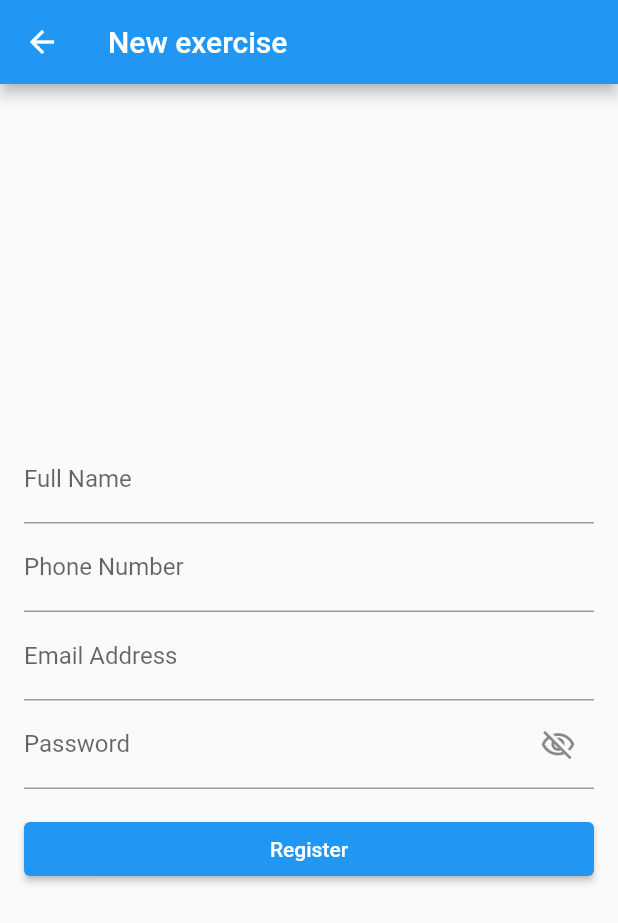
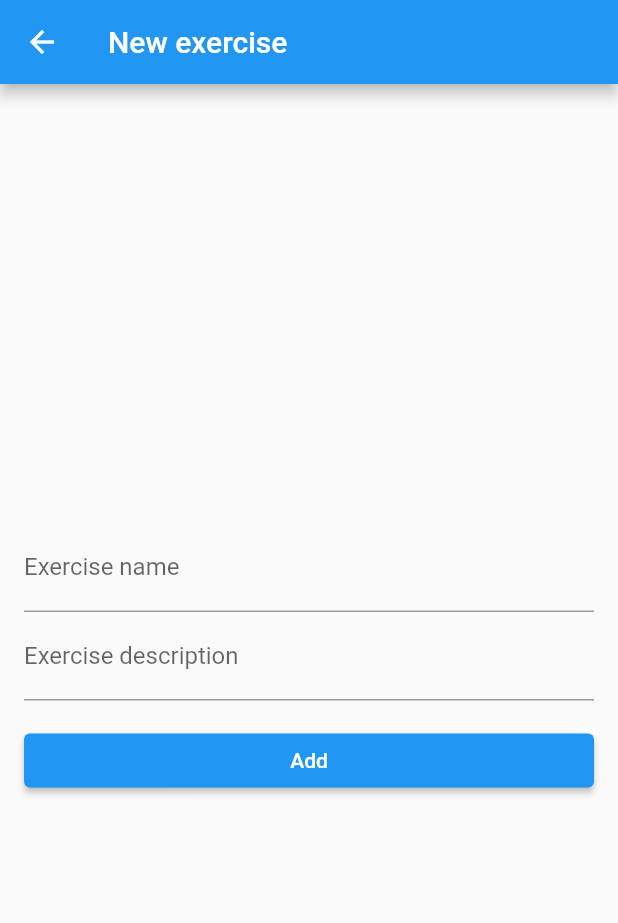
Before and after one commit to pablintino/training-app, a Flutter app: the NewExerciseScreenWidget screen opened directly, on a phone screen of 412 x 824 dp. Shown: the top 923 px of the screen. Run offline on Flutter 3.47's test engine with Material 2 defaults, Android fonts, the phone set to English and light mode, and no system bars; our stand-ins replace bloc, equatable, flutter_bloc, flutter_secure_storage, get_it; missing offline and left inert: flutter_appauth; accounts and stored records are empty; network calls fail.

```diff
--- a/lib/blocs/auth/auth_state.dart
+++ b/lib/blocs/auth/auth_state.dart
@@ -16,10 +16,9 @@ class AuthenticatingState extends AuthState {
 
 class AuthenticatedState extends AuthState {
   final UserInfo userInfo;
-  final String accessToken;
 
-  AuthenticatedState(this.userInfo, this.accessToken);
+  AuthenticatedState(this.userInfo);
 
   @override
-  List<Object> get props => [userInfo, accessToken];
+  List<Object> get props => [userInfo];
 }
--- a/lib/repositories/exercises_repository.dart
+++ b/lib/repositories/exercises_repository.dart
@@ -2,16 +2,18 @@ import 'dart:convert';
 
 import 'package:flutter/foundation.dart';
 import 'package:http/http.dart' as http;
+import 'package:training_app/app_config.dart';
 import 'package:training_app/models/exercises_models.dart';
 
 class ExercisesRepository {
   static const int _perPage = 10;
+  final appConfig = AppConfigLoader().instance;
 
   Future<List<Exercise>> getExercises(int page) async {
     try {
       final response = await http.get(
         Uri.parse(
-            'http://10.10.80.106:8080/api/v1/exercises?page=$page&size=$_perPage'),
+            '${appConfig.apiUrl}/api/v1/exercises?page=$page&size=$_perPage'),
       );
 
       if (response.statusCode == 200) {
@@ -28,7 +30,7 @@ class ExercisesRepository {
   Future<Exercise> createExercise(Exercise exercise) async {
     try {
       final response = await http.post(
-        Uri.parse('http://10.10.80.106:8080/api/v1/exercises'),
+        Uri.parse('${appConfig.apiUrl}/api/v1/exercises'),
         headers: <String, String>{
           'Content-Type': 'application/json; charset=UTF-8',
         },
--- a/lib/widgets/new_exercise_screen_widget/bloc/exercise_create_bloc.dart
+++ b/lib/widgets/new_exercise_screen_widget/bloc/exercise_create_bloc.dart
@@ -2,6 +2,7 @@ import 'dart:async';
 
 import 'package:bloc/bloc.dart';
 import 'package:equatable/equatable.dart';
+import 'package:training_app/models/exercises_models.dart';
 
 part 'exercise_create_event.dart';
 part 'exercise_create_state.dart';
--- a/lib/widgets/new_exercise_screen_widget/bloc/exercise_create_event.dart
+++ b/lib/widgets/new_exercise_screen_widget/bloc/exercise_create_event.dart
@@ -3,3 +3,12 @@ part of 'exercise_create_bloc.dart';
 abstract class ExerciseCreateEvent extends Equatable {
   const ExerciseCreateEvent();
 }
+
+class NewExerciseCreateEvent extends Equatable {
+  final Exercise exercise;
+
+  NewExerciseCreateEvent(this.exercise);
+
+  @override
+  List<Object?> get props => [exercise];
+}
--- a/lib/widgets/new_exercise_screen_widget/new_exercise_widget.dart
+++ b/lib/widgets/new_exercise_screen_widget/new_exercise_widget.dart
@@ -1,32 +1,30 @@
 import 'package:flutter/material.dart';
+import 'package:flutter_bloc/flutter_bloc.dart';
+import 'package:training_app/models/exercises_models.dart';
+import 'package:training_app/widgets/new_exercise_screen_widget/bloc/exercise_create_bloc.dart';
 
 class NewExerciseScreenWidget extends StatefulWidget {
   @override
-  _NewExerciseScreenWidgetState createState() => _NewExerciseScreenWidgetState();
+  _NewExerciseScreenWidgetState createState() =>
+      _NewExerciseScreenWidgetState();
 }
 
 class _NewExerciseScreenWidgetState extends State<NewExerciseScreenWidget> {
   final _formKey = GlobalKey<FormState>();
 
   final FocusNode _nameFocusNode = FocusNode();
-  final FocusNode _phoneFocusNode = FocusNode();
-  final FocusNode _emailFocusNode = FocusNode();
-  final FocusNode _passwordFocusNode = FocusNode();
+  final FocusNode _descriptionFocusNode = FocusNode();
 
   final TextEditingController _nameController = TextEditingController();
-  final TextEditingController _phoneController = TextEditingController();
-  final TextEditingController _emailController = TextEditingController();
-  final TextEditingController _passwordController = TextEditingController();
+  final TextEditingController _descriptionController = TextEditingController();
+  final ExerciseCreateBloc _exerciseCreateBloc = ExerciseCreateBloc();
 
   _submitForm() {
     if (_formKey.currentState != null && _formKey.currentState!.validate()) {
-      final user = {
-        'name': _nameController.text,
-        'phone': _phoneController.text,
-        'email': _emailController.text,
-        'password': _passwordController.text,
-      };
-      print(user.toString());
+      final Exercise exercise = Exercise(
+          name: _nameController.text, description: _descriptionController.text);
+
+      print(exercise.toString());
 
       // If the form passes validation, display a Snackbar.
       ScaffoldMessenger.of(context)
@@ -61,68 +59,29 @@ class _NewExerciseScreenWidgetState extends State<NewExerciseScreenWidget> {
             padding: EdgeInsets.symmetric(
               horizontal: 16,
             ),
-          child: Form(
+            child: BlocConsumer<ExerciseCreateBloc, ExerciseCreateState>(
+              bloc: _exerciseCreateBloc,
+              listener: (ctx, state) => {},
+              builder: (ctx, state) => _buildForm(ctx),
+            )),
+      ),
+    );
+  }
+
+  Form _buildForm(BuildContext context) {
+    return Form(
       key: _formKey,
       child: Column(
         mainAxisAlignment: MainAxisAlignment.center,
         children: <Widget>[
-                TextFormField(
-                  focusNode: _nameFocusNode,
-                  controller: _nameController,
-                  keyboardType: TextInputType.name,
-                  textInputAction: TextInputAction.next,
-                  validator: _validateInput,
-                  onFieldSubmitted: (String value) {
-                    _nextFocus(_phoneFocusNode);
-                  },
-                  decoration: InputDecoration(
-                    hintText: 'Enter your full name',
-                    labelText: 'Full Name',
-                  ),
-                ),
-                TextFormField(
-                  focusNode: _phoneFocusNode,
-                  controller: _phoneController,
-                  keyboardType: TextInputType.phone,
-                  textInputAction: TextInputAction.next,
-                  validator: _validateInput,
-                  onFieldSubmitted: (String value) {
-                    _nextFocus(_emailFocusNode);
-                  },
-                  decoration: InputDecoration(
-                    hintText: 'Enter your phone number',
-                    labelText: 'Phone Number',
-                  ),
-                ),
-                TextFormField(
-                  focusNode: _emailFocusNode,
-                  controller: _emailController,
-                  keyboardType: TextInputType.emailAddress,
-                  textInputAction: TextInputAction.next,
-                  validator: _validateInput,
-                  onFieldSubmitted: (String value) {
-                    _nextFocus(_passwordFocusNode);
-                  },
-                  decoration: InputDecoration(
-                    hintText: 'Enter your email address',
-                    labelText: 'Email Address',
-                  ),
-                ),
-                TextFormField(
-                  focusNode: _passwordFocusNode,
-                  controller: _passwordController,
-                  keyboardType: TextInputType.text,
-                  textInputAction: TextInputAction.done,
-                  obscureText: true,
-                  validator: _validateInput,
-                  onFieldSubmitted: (String value) {
-                    _submitForm();
-                  },
-                  decoration: InputDecoration(
-                      hintText: 'Enter your password',
-                      labelText: 'Password',
-                      suffixIcon: Icon(Icons.visibility_off_outlined)),
-                ),
+          _buildFormTextField('Name', 'Exercise name', _nameFocusNode,
+              _nameController, (_) => _nextFocus(_descriptionFocusNode)),
+          _buildFormTextField(
+              'Description',
+              'Exercise description',
+              _descriptionFocusNode,
+              _descriptionController,
+              (_) => _submitForm()),
           Row(
             children: [
               Expanded(
@@ -132,7 +91,7 @@ class _NewExerciseScreenWidgetState extends State<NewExerciseScreenWidget> {
                   ),
                   child: ElevatedButton(
                     onPressed: _submitForm,
-                          child: Text('Register'),
+                    child: Text('Add'),
                   ),
                 ),
               ),
@@ -140,8 +99,25 @@ class _NewExerciseScreenWidgetState extends State<NewExerciseScreenWidget> {
           ),
         ],
       ),
-          ),
-        ),
+    );
+  }
+
+  TextFormField _buildFormTextField(
+      String name,
+      String label,
+      FocusNode focusNode,
+      TextEditingController controller,
+      ValueChanged<String> onSubmit) {
+    return TextFormField(
+      focusNode: focusNode,
+      controller: controller,
+      keyboardType: TextInputType.name,
+      textInputAction: TextInputAction.next,
+      validator: _validateInput,
+      onFieldSubmitted: onSubmit,
+      decoration: InputDecoration(
+        hintText: name,
+        labelText: label,
       ),
     );
   }
--- a/pubspec.yaml
+++ b/pubspec.yaml
@@ -53,6 +53,7 @@ flutter:
   # To add assets to your application, add an assets section, like this:
   assets:
     - assets/config/dev.json
+    - assets/images/login-background.jpg
   #   - images/a_dot_ham.jpeg
 
   # An image asset can refer to one or more resolution-specific "variants", see
```
Also changed, not shown: lib/blocs/auth/auth_bloc.dart (+21 -61 lines), lib/main.dart (+4 -3 lines), lib/repositories/user_auth_repository.dart (added, +76 -0 lines), lib/widgets/login_screen_widget/login_screen_widget.dart (+11 -2 lines). Lines whose indentation alone changed are shown as unchanged.
